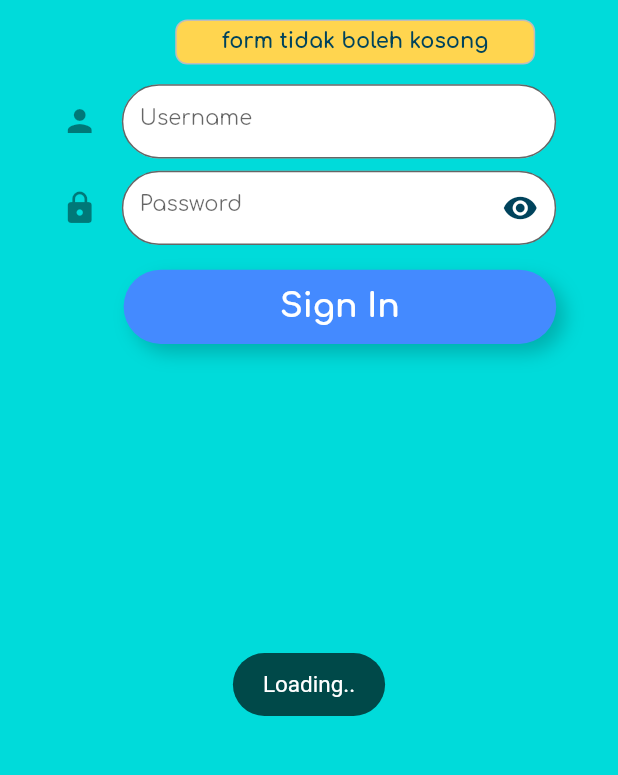
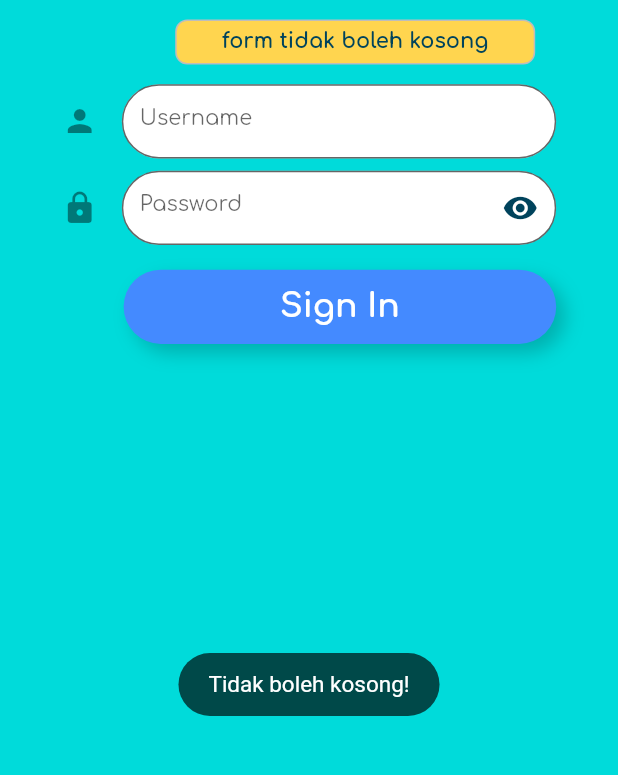
Before and after one commit to Baguspanji/raport-mobile, a Flutter app: the screen it shows after launch, after a tap on "Sign In", on a phone screen of 412 x 824 dp, the part 424-1199 px from its top. Run offline on Flutter 3.47's test engine with Material 2 defaults, Android fonts, the light colour scheme and no system bars; our stand-ins replace cached_network_image, floating_bottom_navigation_bar, pull_to_refresh, rxdart, shared_preferences, toast; missing offline and left inert: fancy_drawer, format_indonesia; network calls fail.

Commit message:
validation login

```diff
--- a/lib/src/ui/login_view.dart
+++ b/lib/src/ui/login_view.dart
@@ -24,7 +24,8 @@ class _LoginViewState extends State<LoginView> {
     Toast.show('Loading..', context,
         duration: Toast.LENGTH_LONG, gravity: Toast.BOTTOM);
     if (username.text == "" || password.text == "") {
-      print("tidak boleh kosong");
+      Toast.show('Tidak boleh kosong!', context,
+          duration: Toast.LENGTH_LONG, gravity: Toast.BOTTOM);
       _isTrue = false;
       _validate = true;
     } else {
@@ -41,7 +42,8 @@ class _LoginViewState extends State<LoginView> {
         } else {
           _validate = false;
           _isTrue = true;
-          print("Login gagal");
+          Toast.show('Username atau Password salah!', context,
+              duration: Toast.LENGTH_LONG, gravity: Toast.BOTTOM);
         }
       });
     }
```
